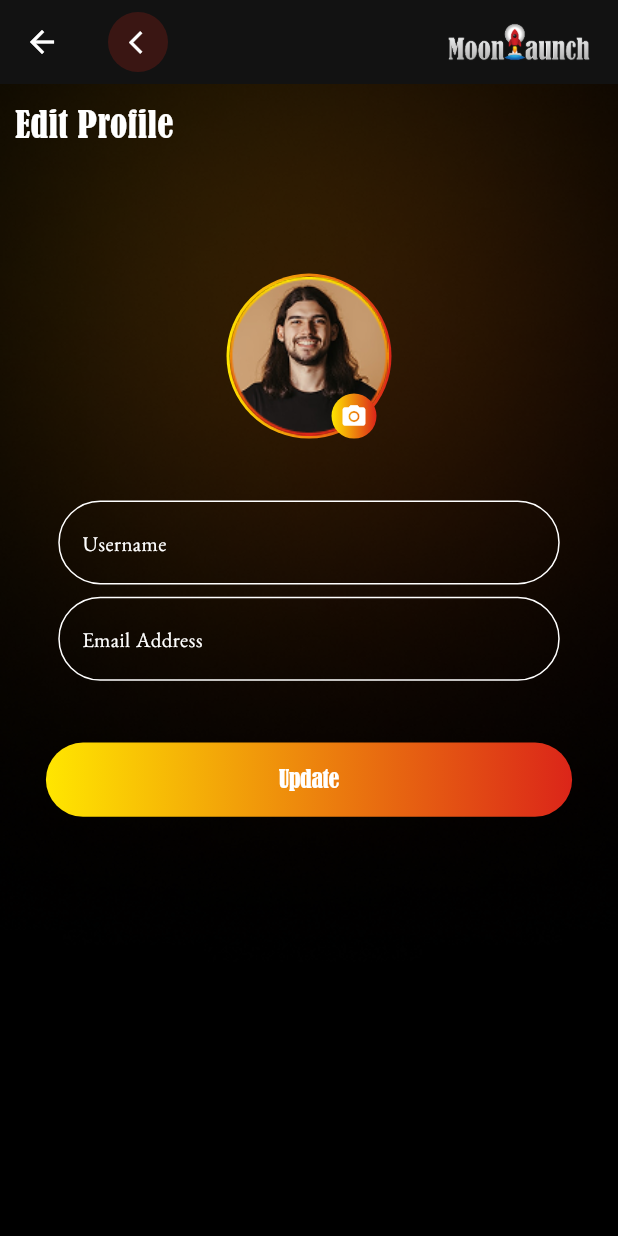
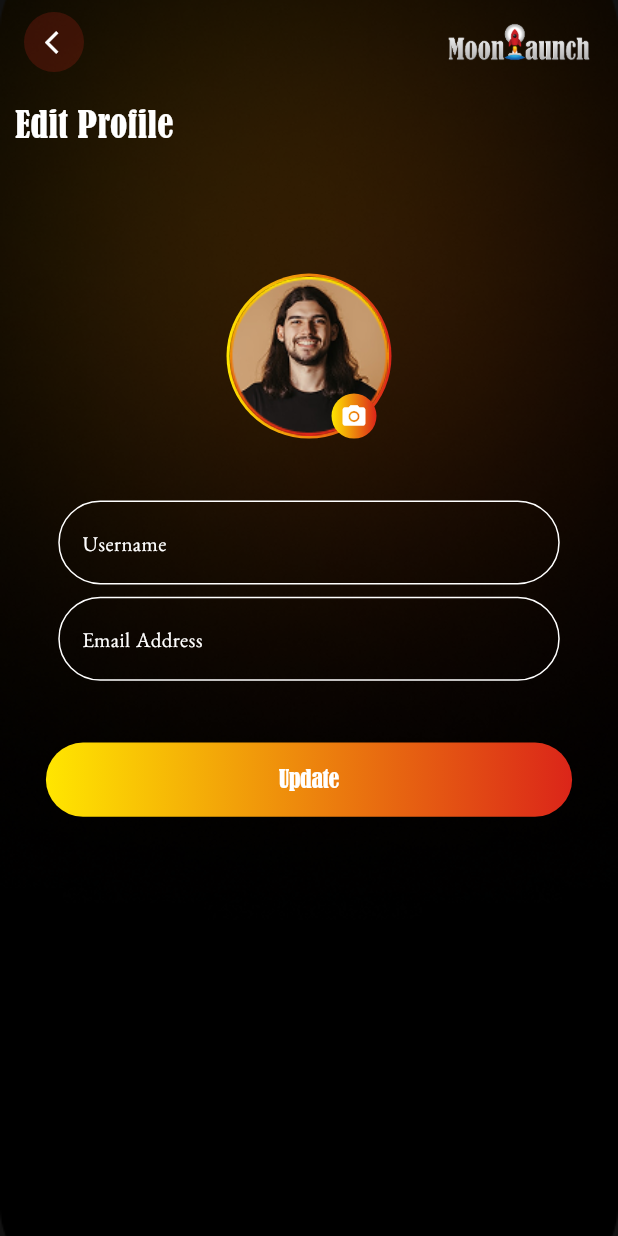
Before and after one commit to abrarhassan7809/moon_launch, a Flutter app: the EditProfileScreen screen opened directly, on a phone screen of 412 x 824 dp. Run offline on Flutter 3.47's test engine with Material 3 defaults, Android fonts, the phone set to English and light mode, and no system bars.

Commit message:
minor change in edit profile

```diff
--- a/lib/views/edit_profile_screen.dart
+++ b/lib/views/edit_profile_screen.dart
@@ -15,7 +15,15 @@ class _EditProfileScreenState extends State<EditProfileScreen> {
     final mqWidth = MediaQuery.of(context).size.width;
 
     return Scaffold(
+      resizeToAvoidBottomInset: true,
+      extendBodyBehindAppBar: true,
+
       appBar: AppBar(
+        automaticallyImplyLeading: false,
+        backgroundColor: Colors.transparent,
+        surfaceTintColor: Colors.transparent,
+        elevation: 0,
+
         title: Row(
           mainAxisAlignment: MainAxisAlignment.spaceBetween,
           children: [
@@ -50,6 +58,7 @@ class _EditProfileScreenState extends State<EditProfileScreen> {
       ),
 
       body: ProfileBackground(
+        child: SafeArea(
           child: Padding(
             padding: EdgeInsets.symmetric(vertical: 10, horizontal: 10),
             child: Column(
@@ -197,6 +206,7 @@ class _EditProfileScreenState extends State<EditProfileScreen> {
             ),
           ),
         ),
+      ),
     );
   }
 }
```
Lines whose indentation alone changed are shown as unchanged.
